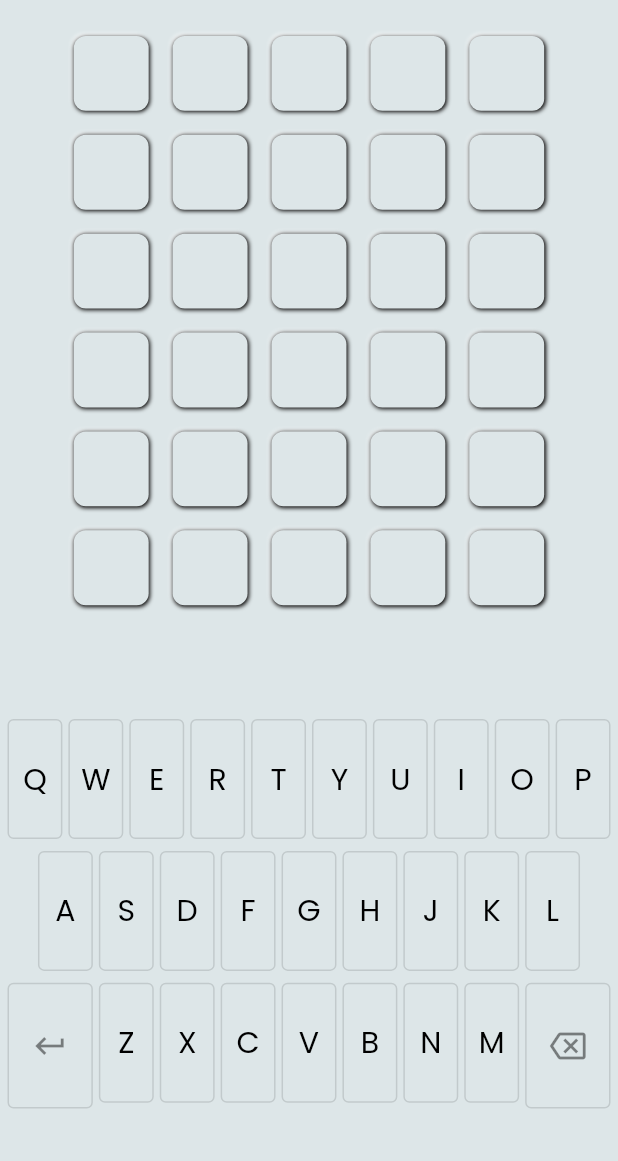
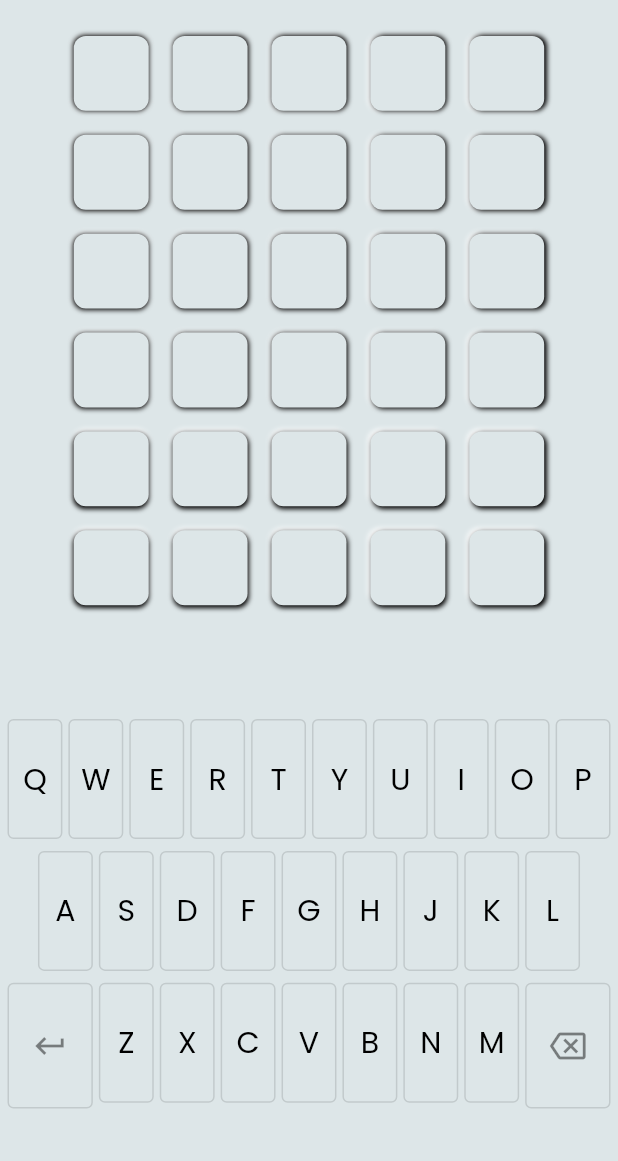
Before and after one commit to Alecadabra/perthle, a Flutter app: the screen it shows after launch, on a phone screen of 412 x 824 dp, the part 75-1236 px from its top. Run offline on Flutter 3.47's test engine with Material 2 defaults, Android fonts, the phone set to English and light mode, and no system bars; drawn by our look-alikes of flutter_neumorphic; our stand-ins replace firebase_auth, firebase_core, share_plus; accounts and stored records are empty; statements that could not run were skipped.

Commit message:
Visual change to wordle board

```diff
--- a/lib/page/wordle_page.dart
+++ b/lib/page/wordle_page.dart
@@ -96,7 +96,7 @@ class _WordlePageState extends State<WordlePage> {
             // Board
             Expanded(
               flex: 12,
-              child: WordleBoard(wordle: wordle, lightSource: _lightSource),
+              child: WordleBoard(wordle: wordle),
             ),
 
             // Board-Keyboard gap
--- a/lib/widget/tile.dart
+++ b/lib/widget/tile.dart
@@ -14,9 +14,9 @@ class Tile extends StatelessWidget {
   final LetterState? letter;
   final LightSource lightSource;
 
-  static const double _posDepth = 1.5;
-  static const double _negDepth = -2;
-  static const double _intensity = 50;
+  static const double _posDepth = 1.75;
+  static const double _negDepth = -1;
+  static const double _intensity = 10;
 
   NeumorphicStyle _style(BuildContext context) {
     switch (match) {
--- a/lib/widget/wordle_board.dart
+++ b/lib/widget/wordle_board.dart
@@ -6,11 +6,9 @@ class WordleBoard extends StatelessWidget {
   const WordleBoard({
     Key? key,
     required this.wordle,
-    required this.lightSource,
   }) : super(key: key);
 
   final WordleController wordle;
-  final LightSource lightSource;
 
   @override
   Widget build(BuildContext context) {
@@ -33,7 +31,10 @@ class WordleBoard extends StatelessWidget {
                         child: Tile(
                           match: wordle.board.matches[i][j],
                           letter: wordle.board.letters[i][j],
-                          lightSource: lightSource,
+                          lightSource: LightSource(
+                            (wordle.currCol - j) / wordle.board.width * 2,
+                            (wordle.currRow - i) / wordle.board.height * 2,
+                          ),
                         ),
                       ),
                     ),
```
